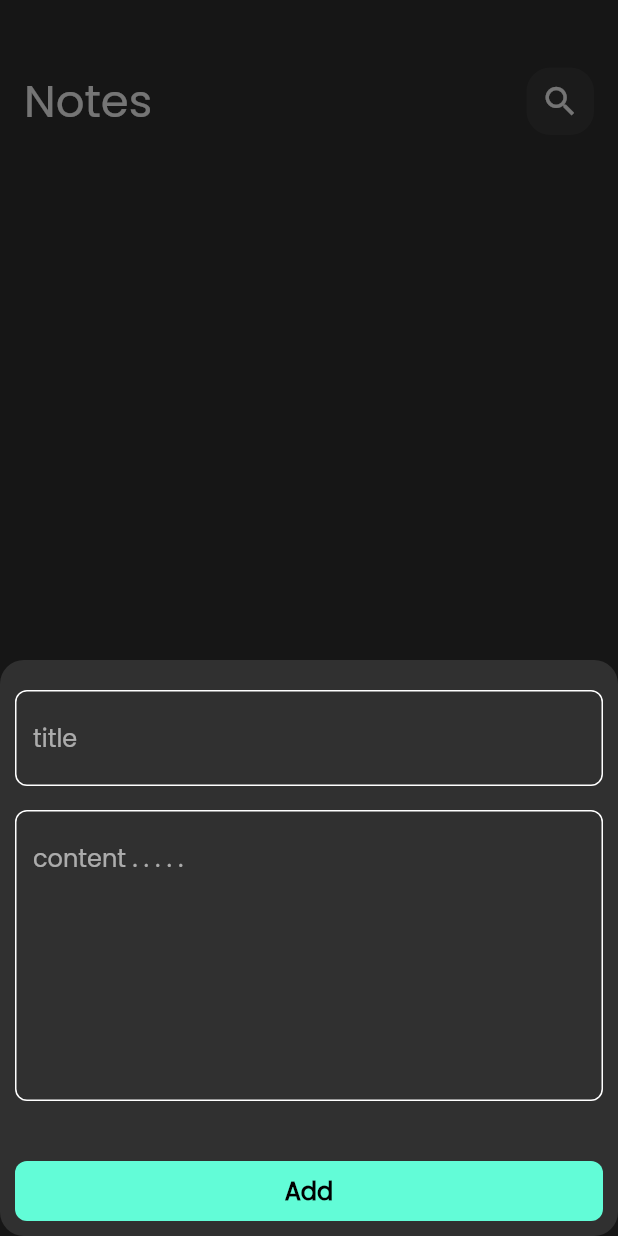
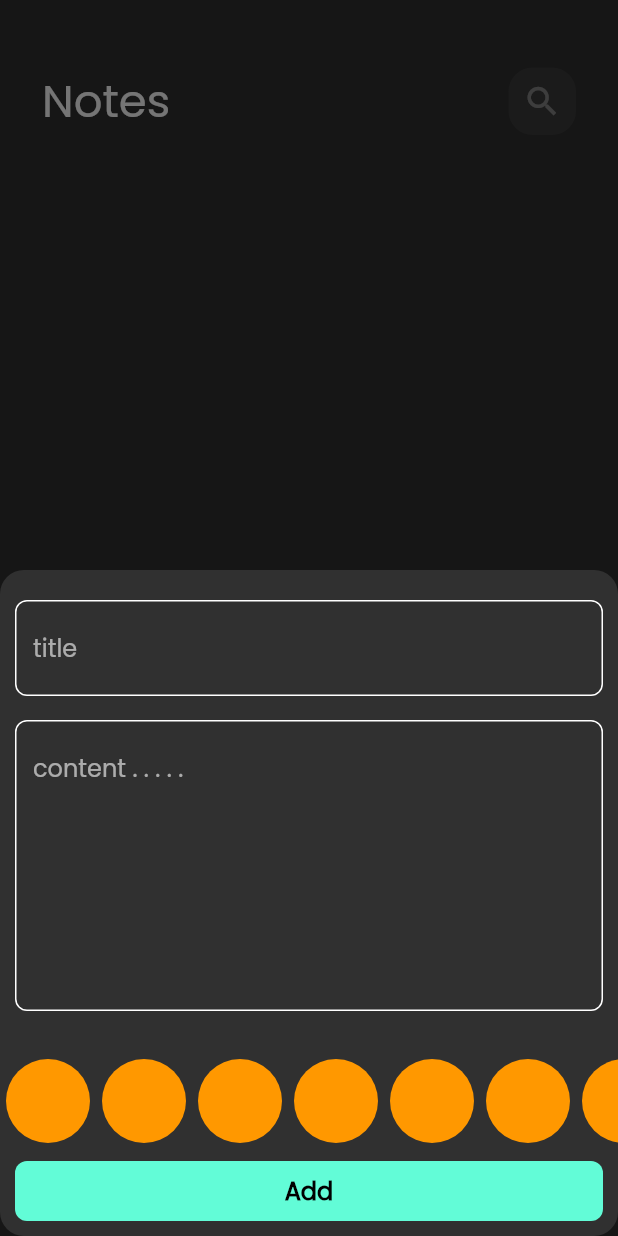
Before and after one commit to mo-abujabal/Notes-App, a Flutter app: the screen it shows after launch, after a tap on the "add" icon, on a phone screen of 412 x 824 dp. Run offline on Flutter 3.47's test engine with Material 2 defaults, Android fonts, the phone set to English and light mode, and no system bars; our stand-ins replace bloc, flutter_bloc, hive, hive_flutter, modal_progress_hud_nsn; accounts and stored records are empty.

Commit message:
create colors list view

```diff
--- a/lib/cubits/notes cubit/notes_cubit.dart
+++ b/lib/cubits/notes cubit/notes_cubit.dart
@@ -13,6 +13,7 @@ class NotesCubit extends Cubit<NotesState> {
   List<NoteModel>? notes;
   fechAllNotes() {
     var notesBox = Hive.box<NoteModel>(kNotesBox);
-  notes = notesBox.values.toList();
+    notes = notesBox.values.toList();
+    emit(NotesSuccess());
   }
 }
--- a/lib/cubits/notes cubit/notes_state.dart
+++ b/lib/cubits/notes cubit/notes_state.dart
@@ -4,3 +4,4 @@ part of 'notes_cubit.dart';
 abstract class NotesState {}
 
 class NotesInitial extends NotesState {}
+class NotesSuccess extends NotesState {}
--- a/lib/main.dart
+++ b/lib/main.dart
@@ -1,6 +1,7 @@
 import 'package:flutter/material.dart';
 import 'package:flutter_bloc/flutter_bloc.dart';
 import 'package:hive_flutter/adapters.dart';
+import 'package:notes_app/cubits/notes%20cubit/notes_cubit.dart';
 import 'package:notes_app/simple_bloc_observer.dart';
 import 'package:notes_app/views/notes.dart';
 
@@ -22,13 +23,16 @@ class NotesApp extends StatelessWidget {
 
   @override
   Widget build(BuildContext context) {
-    return MaterialApp(
-      debugShowCheckedModeBanner: false,
-      theme: ThemeData(
-        brightness: Brightness.dark,
-        fontFamily: 'Poppins',
+    return BlocProvider(
+      create: (context) => NotesCubit(),
+      child: MaterialApp(
+        debugShowCheckedModeBanner: false,
+        theme: ThemeData(
+          brightness: Brightness.dark,
+          fontFamily: 'Poppins',
+        ),
+        home: const NotesView(),
       ),
-      home: const NotesView(),
     );
   }
 }
--- a/lib/models/note_model.dart
+++ b/lib/models/note_model.dart
@@ -5,13 +5,13 @@ part 'note_model.g.dart';
 @HiveType(typeId: 0)
 class NoteModel extends HiveObject {
   @HiveField(0)
-  final String title;
+  String title;
   @HiveField(1)
-  final String subTitle;
+  String subTitle;
   @HiveField(2)
   final String date;
   @HiveField(3)
-  final int color;
+  int color;
 
   NoteModel(
       {required this.title,
--- a/lib/views/notes.dart
+++ b/lib/views/notes.dart
@@ -12,9 +12,7 @@ class NotesView extends StatelessWidget {
 
   @override
   Widget build(BuildContext context) {
-    return BlocProvider(
-      create: (context) => NotesCubit(),
-      child: Scaffold(
+    return Scaffold(
       floatingActionButton: FloatingActionButton(
         onPressed: () {
           showModalBottomSheet(
@@ -31,7 +29,6 @@ class NotesView extends StatelessWidget {
         child: const Icon(Icons.add),
       ),
       body: const NoteViewBody(),
-      ),
     );
   }
 }
--- a/lib/widgets/add_buttom_sheet.dart
+++ b/lib/widgets/add_buttom_sheet.dart
@@ -3,6 +3,7 @@ import 'package:flutter/material.dart';
 import 'package:flutter_bloc/flutter_bloc.dart';
 import 'package:modal_progress_hud_nsn/modal_progress_hud_nsn.dart';
 import 'package:notes_app/cubits/add%20cubit/cubit/add_note_cubit.dart';
+import 'package:notes_app/cubits/notes%20cubit/notes_cubit.dart';
 import 'add_note_form.dart';
 
 class AddNoteButtomSheet extends StatelessWidget {
@@ -14,8 +15,8 @@ class AddNoteButtomSheet extends StatelessWidget {
       child: BlocConsumer<AddNoteCubit, AddNoteState>(
         listener: (context, state) {
           if (state is AddNoteFailure) {
-            print('feild ${state.erorMessage}');
           } else if (state is AddNoteSuccess) {
+            BlocProvider.of<NotesCubit>(context).fechAllNotes();
             Navigator.pop(context);
           }
         },
--- a/lib/widgets/add_note_form.dart
+++ b/lib/widgets/add_note_form.dart
@@ -5,6 +5,7 @@ import 'package:intl/intl.dart';
 import 'package:notes_app/cubits/add%20cubit/cubit/add_note_cubit.dart';
 import 'package:notes_app/models/note_model.dart';
 
+import 'colors_list_view.dart';
 import 'custom_buttom.dart';
 import 'custom_text_field.dart';
 
@@ -28,7 +29,7 @@ class _AddNoteFormState extends State<AddNoteForm> {
       autovalidateMode: autovalidateMode,
       child: Column(
         children: [
-          SizedBox(
+          const SizedBox(
             height: 10,
           ),
           CustomTextField(
@@ -37,7 +38,7 @@ class _AddNoteFormState extends State<AddNoteForm> {
             },
             hintText: 'title',
           ),
-          SizedBox(
+          const SizedBox(
             height: 16,
           ),
           CustomTextField(
@@ -50,6 +51,7 @@ class _AddNoteFormState extends State<AddNoteForm> {
           const SizedBox(
             height: 30,
           ),
+          const ColorsListView(),
           BlocBuilder<AddNoteCubit, AddNoteState>(
             builder: (context, state) {
               return CustomButton(
--- /dev/null
+++ b/lib/widgets/colors_list_view.dart
@@ -0,0 +1,35 @@
+import 'package:flutter/cupertino.dart';
+import 'package:flutter/material.dart';
+
+class ColorItem extends StatelessWidget {
+  const ColorItem({super.key});
+
+  @override
+  Widget build(BuildContext context) {
+    return const Padding(
+      padding: EdgeInsets.all(2),
+      child: CircleAvatar(
+        radius: 30,
+        backgroundColor: Colors.orange,
+      ),
+    );
+  }
+}
+
+class ColorsListView extends StatelessWidget {
+  const ColorsListView({super.key});
+
+  @override
+  Widget build(BuildContext context) {
+    return SizedBox(
+      height: 30 * 2,
+      child: ListView.builder(
+        itemCount: 10,
+        scrollDirection: Axis.horizontal,
+        itemBuilder: (context, index) {
+          return const ColorItem();
+        },
+      ),
+    );
+  }
+}
--- a/lib/widgets/custom_app_bar.dart
+++ b/lib/widgets/custom_app_bar.dart
@@ -1,16 +1,21 @@
 import 'package:flutter/cupertino.dart';
 import 'package:flutter/material.dart';
 
-import 'costum_icon_note.dart';
-import 'custom_search_icon.dart';
+import 'note_item.dart';
+import 'custom_icon.dart';
 
 class CustomAppBar extends StatelessWidget {
-  const CustomAppBar({super.key, required this.title, required this.icon});
+  const CustomAppBar(
+      {super.key, required this.title, required this.icon, this.onPressed});
   final String title;
   final IconData icon;
+  final void Function()? onPressed;
+
   @override
   Widget build(BuildContext context) {
-    return Row(
+    return Padding(
+      padding: const EdgeInsets.symmetric(horizontal: 12),
+      child: Row(
         children: [
           Text(
             title,
@@ -19,10 +24,12 @@ class CustomAppBar extends StatelessWidget {
             ),
           ),
           const Spacer(),
-        CustomSearchIcon(
+          CustomIcon(
+            onPressed: onPressed,
             icon: icon,
           ),
         ],
+      ),
     );
   }
 }
--- a/lib/widgets/custom_search_icon.dart
+++ b/lib/widgets/custom_icon.dart
@@ -1,8 +1,9 @@
 import 'package:flutter/material.dart';
 
-class CustomSearchIcon extends StatelessWidget {
-  const CustomSearchIcon({super.key, required this.icon});
+class CustomIcon extends StatelessWidget {
+  const CustomIcon({super.key, required this.icon, this.onPressed});
   final IconData icon;
+  final void Function()? onPressed;
   @override
   Widget build(BuildContext context) {
     return Container(
@@ -12,8 +13,9 @@ class CustomSearchIcon extends StatelessWidget {
         color: Colors.white.withOpacity(0.05),
         borderRadius: BorderRadius.circular(16),
       ),
-      child: Center(
-        child: Icon(
+      child: IconButton(
+        onPressed: onPressed,
+        icon: Icon(
           icon,
           size: 26,
         ),
--- a/lib/widgets/custom_text_field.dart
+++ b/lib/widgets/custom_text_field.dart
@@ -8,16 +8,18 @@ class CustomTextField extends StatelessWidget {
     super.key,
     required this.hintText,
     this.maxLines = 1,
-    this.onSaved,
+    this.onSaved, this.onChanged,
   });
   final String hintText;
   final int maxLines;
+  final Function(String)? onChanged;
   final Function(String?)? onSaved;
   @override
   Widget build(BuildContext context) {
     return Padding(
       padding: const EdgeInsets.only(right: 10, left: 10),
       child: TextFormField(
+        onChanged: onChanged,
         onSaved: onSaved,
         validator: (value) {
           if (value?.isEmpty ?? true) {
--- a/lib/widgets/costum_icon_note.dart
+++ b/lib/widgets/note_item.dart
@@ -1,4 +1,6 @@
 import 'package:flutter/material.dart';
+import 'package:flutter_bloc/flutter_bloc.dart';
+import 'package:notes_app/cubits/notes%20cubit/notes_cubit.dart';
 
 import 'package:notes_app/models/note_model.dart';
 
@@ -15,7 +17,7 @@ class NoteItem extends StatelessWidget {
     return GestureDetector(
       onTap: () {
         Navigator.push(context, MaterialPageRoute(builder: (context) {
-          return const EditNoteView();
+          return EditNoteView(note: note,);
         }));
       },
       child: Container(
@@ -49,6 +51,7 @@ class NoteItem extends StatelessWidget {
               trailing: IconButton(
                 onPressed: () {
                   note.delete();
+                  BlocProvider.of<NotesCubit>(context).fechAllNotes();
                 },
                 icon: const Icon(
                   Icons.delete,
--- a/lib/widgets/notes_list_view.dart
+++ b/lib/widgets/notes_list_view.dart
@@ -3,7 +3,7 @@ import 'package:flutter_bloc/flutter_bloc.dart';
 import 'package:notes_app/cubits/notes%20cubit/notes_cubit.dart';
 import 'package:notes_app/models/note_model.dart';
 
-import 'costum_icon_note.dart';
+import 'note_item.dart';
 
 class NotesListView extends StatelessWidget {
   const NotesListView({super.key});
--- a/lib/widgets/notes_view_body.dart
+++ b/lib/widgets/notes_view_body.dart
@@ -2,7 +2,7 @@ import 'package:flutter/cupertino.dart';
 import 'package:flutter/material.dart';
 import 'package:flutter_bloc/flutter_bloc.dart';
 import 'package:notes_app/cubits/notes%20cubit/notes_cubit.dart';
-import 'costum_icon_note.dart';
+import 'note_item.dart';
 import 'custom_app_bar.dart';
 import 'notes_list_view.dart';
 
```
Also changed, not shown: lib/views/edit_note_view.dart (+6 -3 lines), lib/widgets/edit_view_body.dart (+35 -9 lines). Lines whose indentation alone changed are shown as unchanged.
